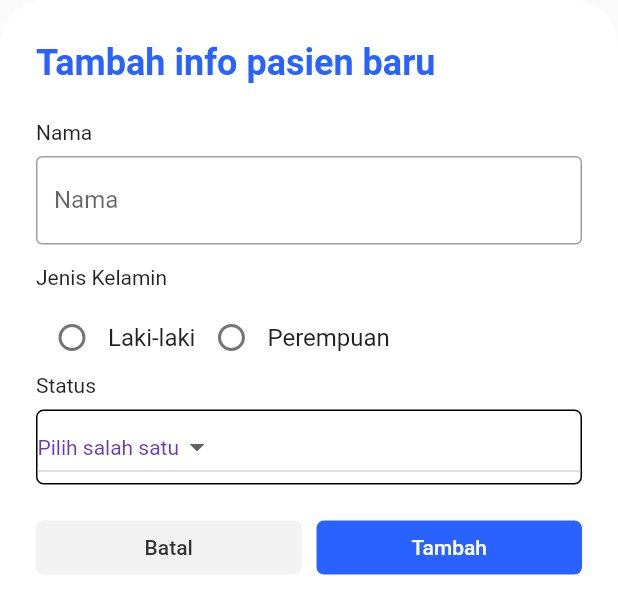
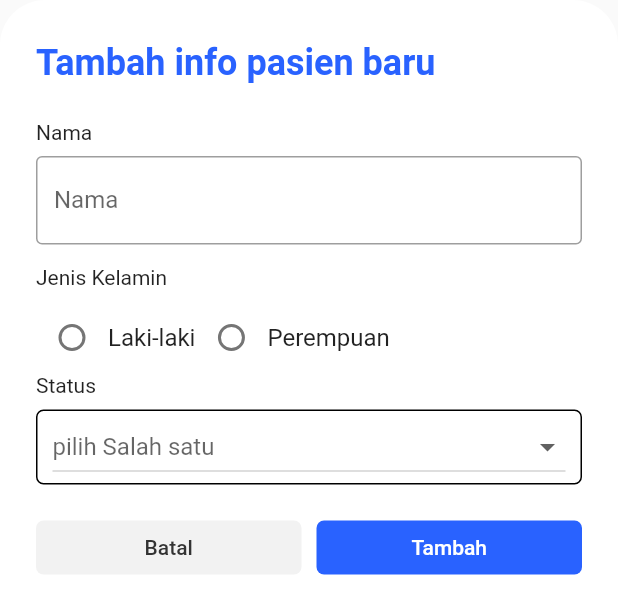
Before and after one commit to RafiIzzatulRizquFaris/healthish, a Flutter app: the AddPatientSheet widget shown alone on an empty page, opened directly, on a phone screen of 412 x 824 dp. Shown: the top 614 px of the screen. Run offline on Flutter 3.47's test engine with Material 2 defaults, Android fonts, the phone set to English and light mode, and no system bars; our stand-ins replace badges, carousel_slider, cloud_firestore, curved_navigation_bar, email_validator, google_maps_flutter and 2 more; accounts and stored records are empty.

Commit message:
fix resolve

```diff
--- a/lib/detail_screen/change_pasient/component/add_patient_sheet.dart
+++ b/lib/detail_screen/change_pasient/component/add_patient_sheet.dart
@@ -9,7 +9,7 @@ class AddPatientSheet extends StatefulWidget {
 }
 
 class AddPatientSheetState extends State<AddPatientSheet> {
-  String dropdownValue = 'Pilih salah satu';
+  String dropdownValue;
 
   @override
   Widget build(BuildContext context) {
@@ -21,6 +21,7 @@ class AddPatientSheetState extends State<AddPatientSheet> {
         ),
         color: Colors.white,
       ),
+      height: MediaQuery.of(context).size.height * 50 / 100,
       child: Padding(
         padding: EdgeInsets.only(
           top: 28,
@@ -85,7 +86,7 @@ class AddPatientSheetState extends State<AddPatientSheet> {
               height: 8,
             ),
             Container(
-              width: MediaQuery.of(context).size.width,
+              padding: EdgeInsets.only(right: 10, left: 10),
               decoration: ShapeDecoration(
                 shape: RoundedRectangleBorder(
                   side: BorderSide(width: 1.0, style: BorderStyle.solid),
@@ -94,14 +95,15 @@ class AddPatientSheetState extends State<AddPatientSheet> {
               ),
               child: DropdownButton<String>(
                 value: dropdownValue,
+                isExpanded: true,
+                hint: Text("pilih Salah satu"),
                 elevation: 16,
-                style: TextStyle(color: Colors.deepPurple),
                 onChanged: (String newValue) {
                   setState(() {
                     dropdownValue = newValue;
                   });
                 },
-                items: <String>['Pilih salah satu', 'Two', 'Free', 'Four']
+                items: <String>['saya sendiri', 'keluarga saya']
                     .map<DropdownMenuItem<String>>((String value) {
                   return DropdownMenuItem<String>(
                     value: value,
```
